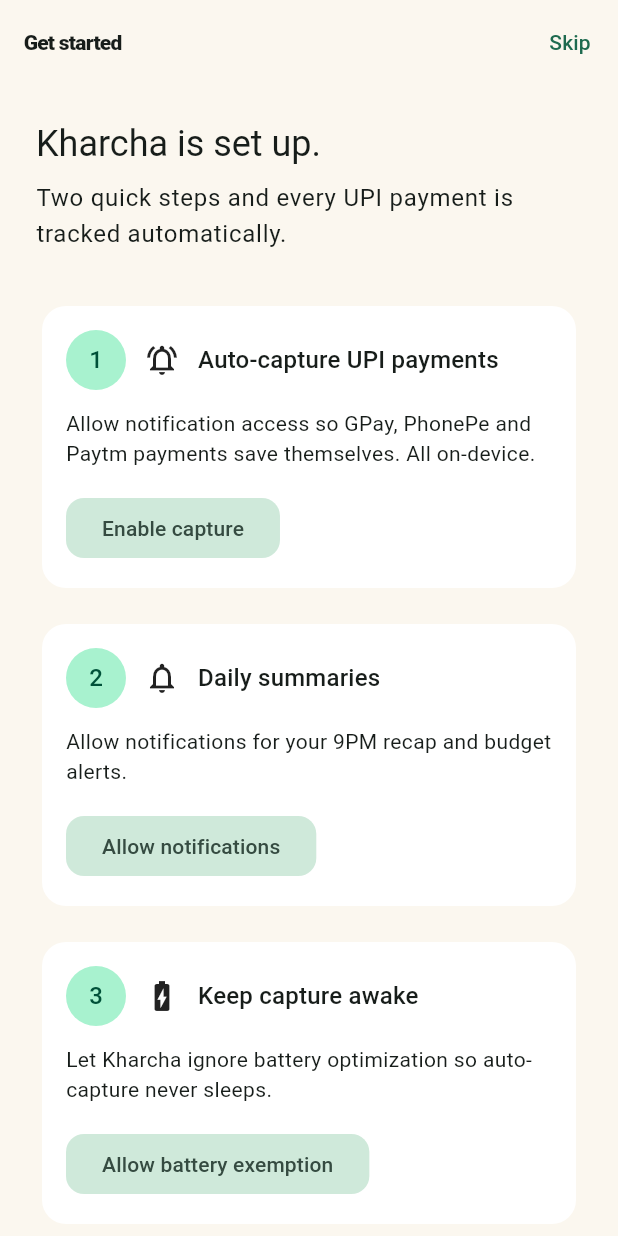
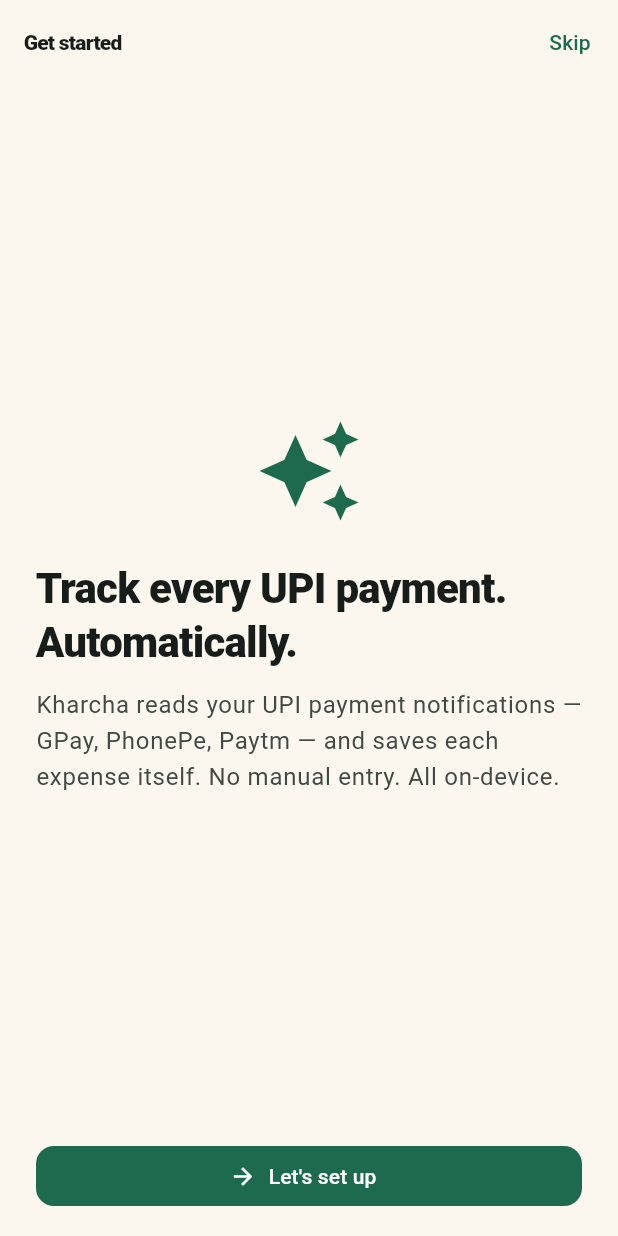
Before and after one commit to AkashPriyadarshii/kharcha, a Flutter app: the screen it shows once a user with an empty profile is signed in, on a phone screen of 412 x 824 dp. Run offline on Flutter 3.47's test engine with Material 3 defaults, Android fonts, the phone set to English and light mode, and no system bars; our stand-ins replace csv, drift, file_picker, fl_chart, flutter_local_notifications, flutter_riverpod and 7 more; accounts and stored records are empty; generated files the repository leaves out were written again.

Commit message:
feat: onboarding redesign — 4-step flow + live permission status

```diff
--- a/lib/screens/onboarding_screen.dart
+++ b/lib/screens/onboarding_screen.dart
@@ -7,7 +7,7 @@ import 'package:flutter/services.dart';
 import 'package:go_router/go_router.dart';
 import 'package:path_provider/path_provider.dart';
 
-import '../core/config.dart';
+import '../core/config.dart' show onboardingDone;
 
 /// Marks first-launch onboarding done. Persisted — shown once, after login.
 class OnboardingStore {
@@ -32,11 +32,13 @@ class OnboardingStore {
   Future<void> markDone() => file.writeAsString(jsonEncode(true), flush: true);
 }
 
-/// One-time setup flow shown after first login:
-///  1. Value prop
-///  2. Enable UPI capture (notification access)
-///  3. Allow summaries + ignore battery optimization
-/// Every step is skippable — onboarding never traps the user.
+/// One-time setup flow after login. 4 steps, one at a time:
+///  0. Value prop — why Kharcha (no permissions asked yet)
+///  1. Enable UPI capture (notification access) — live status
+///  2. Allow daily summaries (notification permission) — live status
+///  3. Keep capture awake (battery exemption) — live status, then finish
+/// Every step skippable — onboarding never traps. Live status from
+/// `getCaptureStatus` so granted/denied is visible and auto-advances.
 class OnboardingScreen extends StatefulWidget {
   const OnboardingScreen({super.key});
 
@@ -47,10 +49,41 @@ class OnboardingScreen extends StatefulWidget {
 class _OnboardingScreenState extends State<OnboardingScreen> {
   static const _channel = MethodChannel('com.kharcha.app/capture');
 
+  static const _titles = [
+    'Track every UPI payment. Automatically.',
+    'Auto-capture UPI payments',
+    'Daily summaries',
+    'Keep capture awake',
+  ];
+  static const _bodies = [
+    'Kharcha reads your UPI payment notifications — GPay, PhonePe, Paytm — and saves each expense itself. No manual entry. All on-device.',
+    'Allow notification access so payments save themselves.',
+    'Allow notifications for your 9PM recap and budget alerts.',
+    'Let Kharcha ignore battery optimization so auto-capture never sleeps.',
+  ];
+  static const _icons = [
+    Icons.auto_awesome,
+    Icons.notifications_active_outlined,
+    Icons.notifications_outlined,
+    Icons.battery_charging_full,
+  ];
+  static const _actions = [
+    null, // intro step has no permission action
+    'Enable capture',
+    'Allow notifications',
+    'Allow battery exemption',
+  ];
+
+  int _step = 0;
+  bool _capture = false;
+  bool _notifications = false;
+  bool _battery = false;
+
   /// Best-effort platform call; failures show a snackbar, never block setup.
   Future<void> _invoke(String method, {String fallback = 'Could not complete that step.'}) async {
     try {
       await _channel.invokeMethod<void>(method);
+      await _refreshStatus(); // reflect the result of the permission prompt
     } catch (e) {
       if (!mounted) return;
       ScaffoldMessenger.of(context)
@@ -58,9 +91,56 @@ class _OnboardingScreenState extends State<OnboardingScreen> {
     }
   }
 
-  Future<void> _openCaptureSettings() => _invoke('openNotificationListenerSettings');
-  Future<void> _askNotifications() => _invoke('requestNotificationPermission');
-  Future<void> _askBattery() => _invoke('requestBatteryOptimizationExemption');
+  Future<void> _refreshStatus() async {
+    try {
+      final status = await _channel.invokeMethod<Map>('getCaptureStatus');
+      if (!mounted || status == null) return;
+      setState(() {
+        _capture = status['capture'] == true;
+        _notifications = status['notifications'] == true;
+        _battery = status['battery'] == true;
+      });
+    } catch (_) {
+      // Non-Android / unsupported — no status; keep current values.
+    }
+  }
+
+  @override
+  void initState() {
+    super.initState();
+    _refreshStatus();
+  }
+
+  bool get _stepDone {
+    switch (_step) {
+      case 1:
+        return _capture;
+      case 2:
+        return _notifications;
+      case 3:
+        return _battery;
+      default:
+        return false;
+    }
+  }
+
+  void _next() {
+    if (_step < 3) {
+      setState(() => _step++);
+      _refreshStatus();
+    } else {
+      _finish();
+    }
+  }
+
+  void _skip() {
+    if (_step < 3) {
+      setState(() => _step++);
+      _refreshStatus();
+    } else {
+      _finish();
+    }
+  }
 
   Future<void> _finish() async {
     await (await OnboardingStore.create()).markDone();
@@ -72,118 +152,175 @@ class _OnboardingScreenState extends State<OnboardingScreen> {
   @override
   Widget build(BuildContext context) {
     final theme = Theme.of(context);
+    final isIntro = _step == 0;
     return Scaffold(
       appBar: AppBar(
         title: const Text('Get started'),
         automaticallyImplyLeading: false,
         actions: [
           TextButton(
-            onPressed: () => _finish(),
-            child: const Text('Skip'),
+            onPressed: isIntro ? _skip : _finish,
+            child: Text(isIntro ? 'Skip' : 'Skip all'),
           ),
         ],
       ),
-      body: ListView(
-        padding: const EdgeInsets.all(24),
+      body: SafeArea(
+        child: Padding(
+          padding: const EdgeInsets.symmetric(horizontal: 24, vertical: 16),
+          child: Column(
+            crossAxisAlignment: CrossAxisAlignment.stretch,
             children: [
-          Text(
-            'Kharcha is set up.',
-            style: theme.textTheme.headlineSmall,
+              if (!isIntro) ...[
+                ClipRRect(
+                  borderRadius: BorderRadius.circular(8),
+                  child: LinearProgressIndicator(
+                    value: (_step) / 3,
+                    minHeight: 6,
+                    backgroundColor: theme.colorScheme.surfaceContainerHighest,
+                  ),
                 ),
                 const SizedBox(height: 8),
                 Text(
-            'Two quick steps and every UPI payment is tracked automatically.',
-            style: theme.textTheme.bodyLarge,
+                  'Step $_step of 3',
+                  style: theme.textTheme.labelMedium
+                      ?.copyWith(color: theme.colorScheme.onSurfaceVariant),
                 ),
-          const SizedBox(height: 32),
-          _StepCard(
-            step: '1',
-            title: 'Auto-capture UPI payments',
-            body: 'Allow notification access so GPay, PhonePe and Paytm payments save themselves. All on-device.',
-            icon: Icons.notifications_active_outlined,
-            actionLabel: 'Enable capture',
-            onAction: () => _openCaptureSettings(),
+                const SizedBox(height: 24),
+              ],
+              Expanded(
+                child: isIntro
+                    ? _IntroStep(
+                        icon: _icons[0],
+                        title: _titles[0],
+                        body: _bodies[0],
+                      )
+                    : _PermissionStep(
+                        step: _step,
+                        title: _titles[_step],
+                        body: _bodies[_step],
+                        icon: _icons[_step],
+                        actionLabel: _actions[_step]!,
+                        isDone: _stepDone,
+                        onAction: () => _invoke(
+                          switch (_step) {
+                            1 => 'openNotificationListenerSettings',
+                            2 => 'requestNotificationPermission',
+                            _ => 'requestBatteryOptimizationExemption',
+                          },
                         ),
-          const SizedBox(height: 16),
-          _StepCard(
-            step: '2',
-            title: 'Daily summaries',
-            body: 'Allow notifications for your 9PM recap and budget alerts.',
-            icon: Icons.notifications_outlined,
-            actionLabel: 'Allow notifications',
-            onAction: () => _askNotifications(),
                       ),
-          const SizedBox(height: 16),
-          _StepCard(
-            step: '3',
-            title: 'Keep capture awake',
-            body: 'Let Kharcha ignore battery optimization so auto-capture never sleeps.',
-            icon: Icons.battery_charging_full,
-            actionLabel: 'Allow battery exemption',
-            onAction: () => _askBattery(),
               ),
-          const SizedBox(height: 32),
+              const SizedBox(height: 24),
+              if (isIntro)
                 FilledButton.icon(
-            onPressed: () => _finish(),
-            icon: const Icon(Icons.check),
-            label: const Text('Done'),
+                  onPressed: () => _next(),
+                  icon: const Icon(Icons.arrow_forward),
+                  label: const Text('Let\'s set up'),
+                )
+              else
+                FilledButton.icon(
+                  onPressed: _next,
+                  icon: Icon(_stepDone ? Icons.check : Icons.arrow_forward),
+                  label: Text(_stepDone ? 'Continue' : 'I\'ll do this later'),
                 ),
             ],
+          ),
+        ),
       ),
     );
   }
 }
 
-class _StepCard extends StatelessWidget {
-  const _StepCard({
+class _IntroStep extends StatelessWidget {
+  const _IntroStep({
+    required this.icon,
+    required this.title,
+    required this.body,
+  });
+
+  final IconData icon;
+  final String title;
+  final String body;
+
+  @override
+  Widget build(BuildContext context) {
+    final theme = Theme.of(context);
+    return Column(
+      mainAxisAlignment: MainAxisAlignment.center,
+      crossAxisAlignment: CrossAxisAlignment.stretch,
+      children: [
+        Icon(icon, size: 72, color: theme.colorScheme.primary),
+        const SizedBox(height: 24),
+        Text(
+          title,
+          style: theme.textTheme.headlineMedium
+              ?.copyWith(fontWeight: FontWeight.w800, letterSpacing: -0.5),
+        ),
+        const SizedBox(height: 12),
+        Text(
+          body,
+          style: theme.textTheme.bodyLarge
+              ?.copyWith(color: theme.colorScheme.onSurfaceVariant),
+        ),
+      ],
+    );
+  }
+}
+
+class _PermissionStep extends StatelessWidget {
+  const _PermissionStep({
     required this.step,
     required this.title,
     required this.body,
     required this.icon,
     required this.actionLabel,
+    required this.isDone,
     required this.onAction,
   });
 
-  final String step;
+  final int step;
   final String title;
   final String body;
   final IconData icon;
   final String actionLabel;
+  final bool isDone;
   final VoidCallback onAction;
 
   @override
   Widget build(BuildContext context) {
     final theme = Theme.of(context);
-    return Card(
-      child: Padding(
-        padding: const EdgeInsets.all(16),
-        child: Column(
-          crossAxisAlignment: CrossAxisAlignment.start,
+    return Column(
+      crossAxisAlignment: CrossAxisAlignment.stretch,
       children: [
+        Icon(icon, size: 56, color: theme.colorScheme.primary),
+        const SizedBox(height: 20),
+        Text(title, style: theme.textTheme.headlineSmall),
+        const SizedBox(height: 8),
+        Text(
+          body,
+          style: theme.textTheme.bodyLarge
+              ?.copyWith(color: theme.colorScheme.onSurfaceVariant),
+        ),
+        const SizedBox(height: 28),
+        FilledButton.tonal(onPressed: onAction, child: Text(actionLabel)),
+        const SizedBox(height: 12),
         Row(
           children: [
-                CircleAvatar(
-                  backgroundColor: theme.colorScheme.primaryContainer,
-                  child: Text(
-                    step,
-                    style: TextStyle(color: theme.colorScheme.onPrimaryContainer),
+            Icon(
+              isDone ? Icons.check_circle : Icons.radio_button_unchecked,
+              size: 20,
+              color: isDone
+                  ? theme.colorScheme.primary
+                  : theme.colorScheme.onSurfaceVariant,
             ),
-                ),
-                const SizedBox(width: 12),
-                Icon(icon),
-                const SizedBox(width: 12),
-                Expanded(
-                  child: Text(title, style: theme.textTheme.titleMedium),
+            const SizedBox(width: 8),
+            Text(
+              isDone ? 'Done' : 'Not done yet',
+              style: theme.textTheme.bodyMedium,
             ),
           ],
         ),
-            const SizedBox(height: 12),
-            Text(body, style: theme.textTheme.bodyMedium),
-            const SizedBox(height: 16),
-            FilledButton.tonal(onPressed: onAction, child: Text(actionLabel)),
       ],
-        ),
-      ),
     );
   }
 }
```
Also changed, not shown: lib/widgets/category_icon.dart (added, +69 -0 lines), pubspec.yaml (+9 -0 lines), assets/icon/app_icon.png (added), pubspec.lock, 17 other files. Lines whose indentation alone changed are shown as unchanged.
